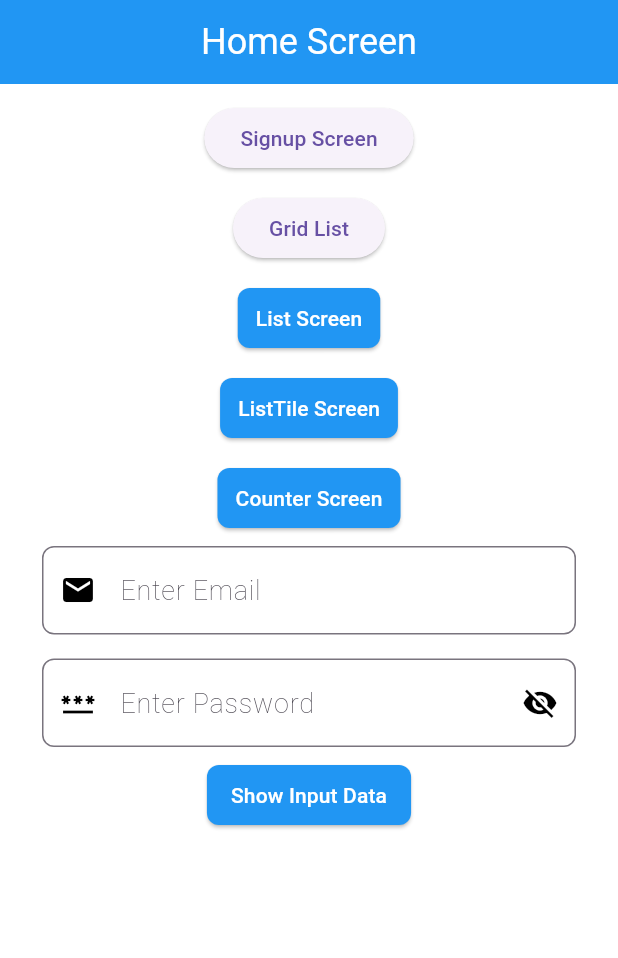
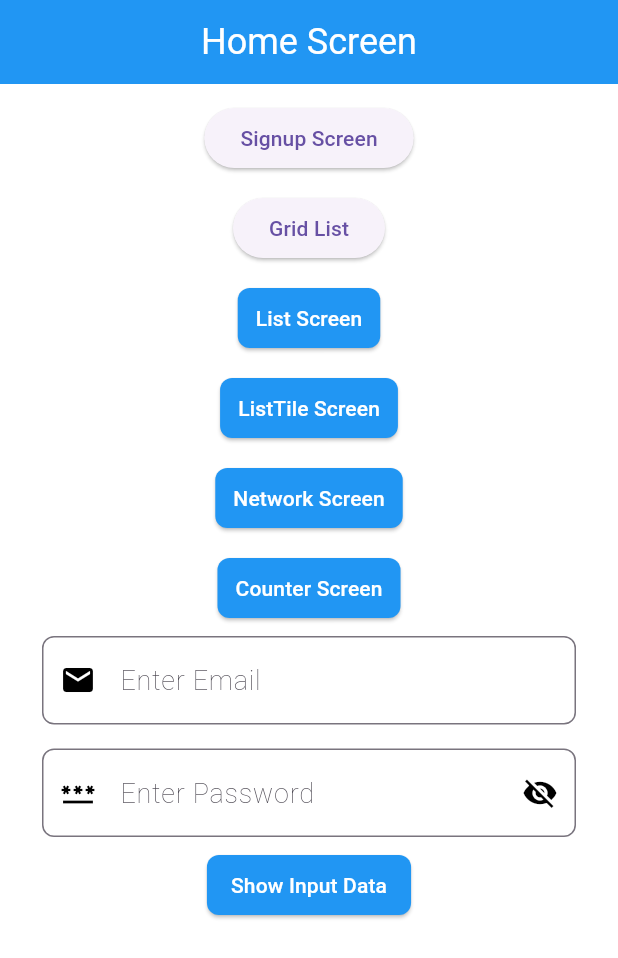
Before and after one commit to shyambuhecha7/flutter-journey, a Flutter app: the screen it shows after launch, on a phone screen of 412 x 824 dp. Shown: the top 958 px of the screen. Run offline on Flutter 3.47's test engine with Material 3 defaults, Android fonts, the phone set to English and light mode, and no system bars.

Commit message:
basic api setup

```diff
--- a/lib/HomeScreen.dart
+++ b/lib/HomeScreen.dart
@@ -5,6 +5,7 @@ import 'package:my_first_project/components/custom_text_field.dart';
 import 'package:my_first_project/screens/ListScreen.dart';
 import 'package:my_first_project/screens/ListTileScreen.dart';
 import 'package:my_first_project/screens/common_screen.dart';
+import 'package:my_first_project/screens/network_screen.dart';
 
 import 'SignUpScreen.dart';
 
@@ -74,6 +75,14 @@ class _HomescreenState extends State<Homescreen> {
                   ));},
                   padding: EdgeInsets.symmetric(horizontal: 12, vertical: 6),
                 ),
+                SizedBox(height: 12),
+
+                Custombutton(
+                  text: "Network Screen",
+                  onPress: () {Navigator.push(context, MaterialPageRoute(builder: (context) => NetworkScreen()
+                  ));},
+                  padding: EdgeInsets.symmetric(horizontal: 12, vertical: 6),
+                ),
 
                 SizedBox(height: 12),
 
--- a/pubspec.yaml
+++ b/pubspec.yaml
@@ -9,6 +9,9 @@ environment:
 dependencies:
   flutter:
     sdk: flutter
+
+  http: ^1.4.0
+
 
 dev_dependencies:
   flutter_test:
```
Also changed, not shown: pubspec.lock.
